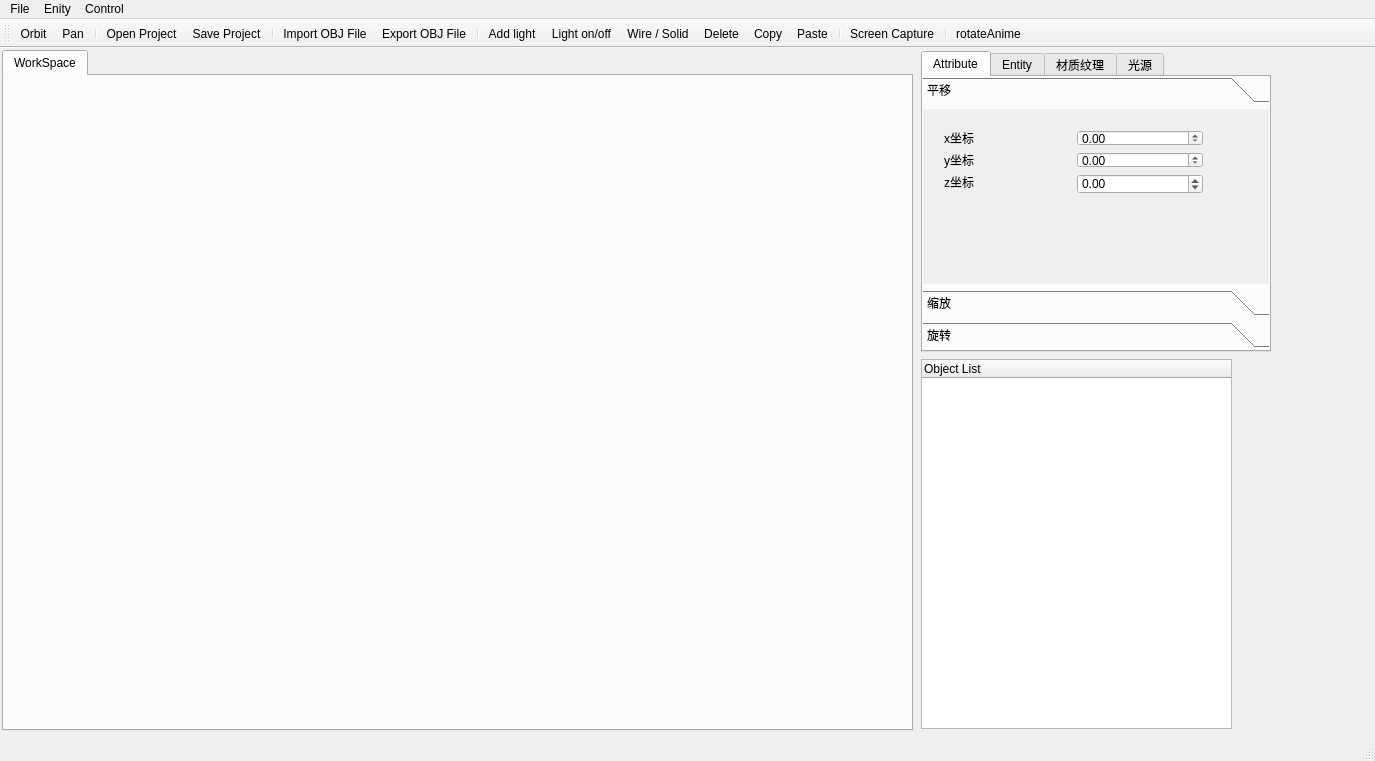
Above: mainwindow.ui from Just-CJ/miniBlender before the change. Below: the same form after it.
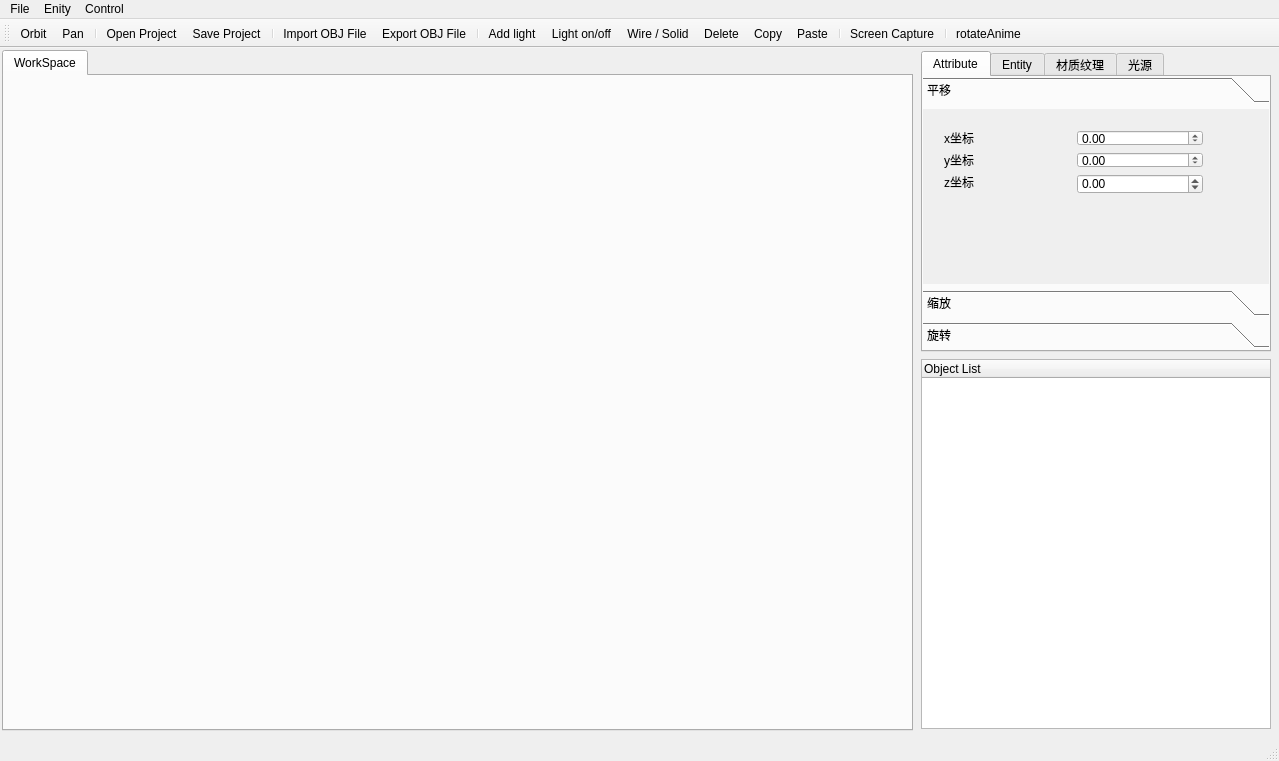
That is the form after the change. The open tabs and pages were chosen to show the change. Icons and pictures are not drawn.

Commit message: Repair the bug of output project. It's final vertion 1.0

Diff of the .ui file:
```diff
--- a/mainwindow.ui
+++ b/mainwindow.ui
@@ -6,7 +6,7 @@
    <rect>
     <x>0</x>
     <y>0</y>
-    <width>1375</width>
+    <width>1279</width>
     <height>761</height>
    </rect>
   </property>
@@ -960,7 +960,7 @@
      <rect>
       <x>921</x>
       <y>311</y>
-      <width>311</width>
+      <width>350</width>
       <height>370</height>
      </rect>
     </property>
@@ -972,7 +972,7 @@
     </property>
     <property name="maximumSize">
      <size>
-      <width>311</width>
+      <width>350</width>
       <height>16777215</height>
      </size>
     </property>
@@ -991,8 +991,8 @@
     <rect>
      <x>0</x>
      <y>0</y>
-     <width>1375</width>
-     <height>27</height>
+     <width>1279</width>
+     <height>23</height>
     </rect>
    </property>
    <widget class="QMenu" name="menuFile">
```
Left out of the diff: 14 changed lines with no effect on the pictures. The commit also changes 2 other files.
